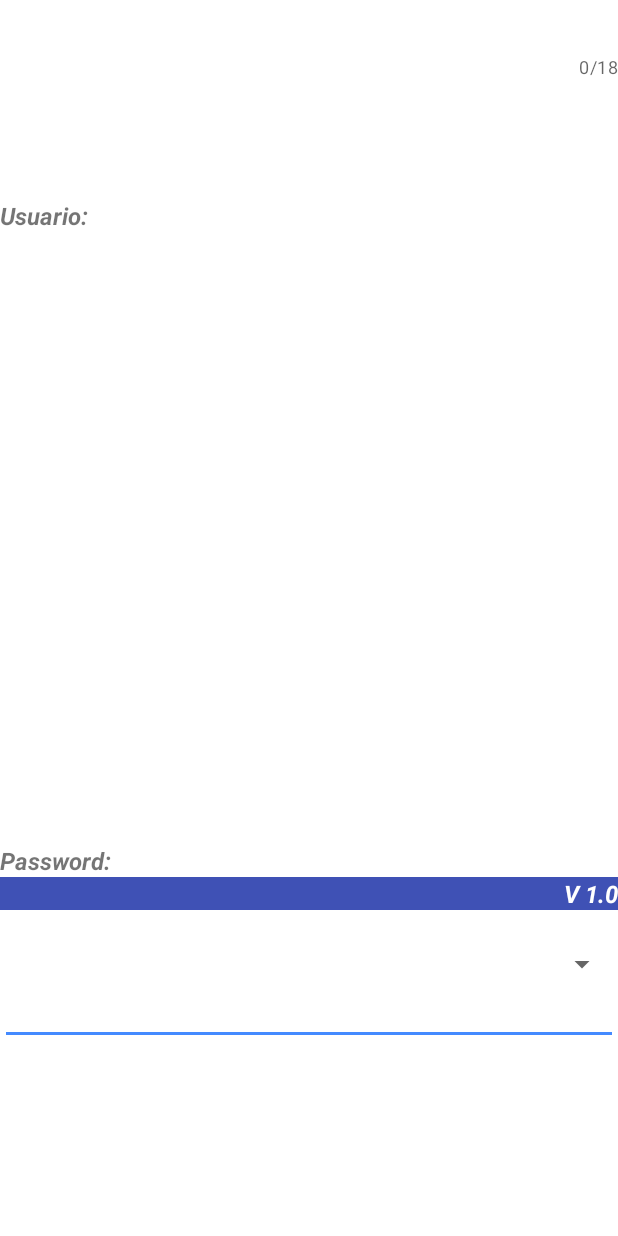
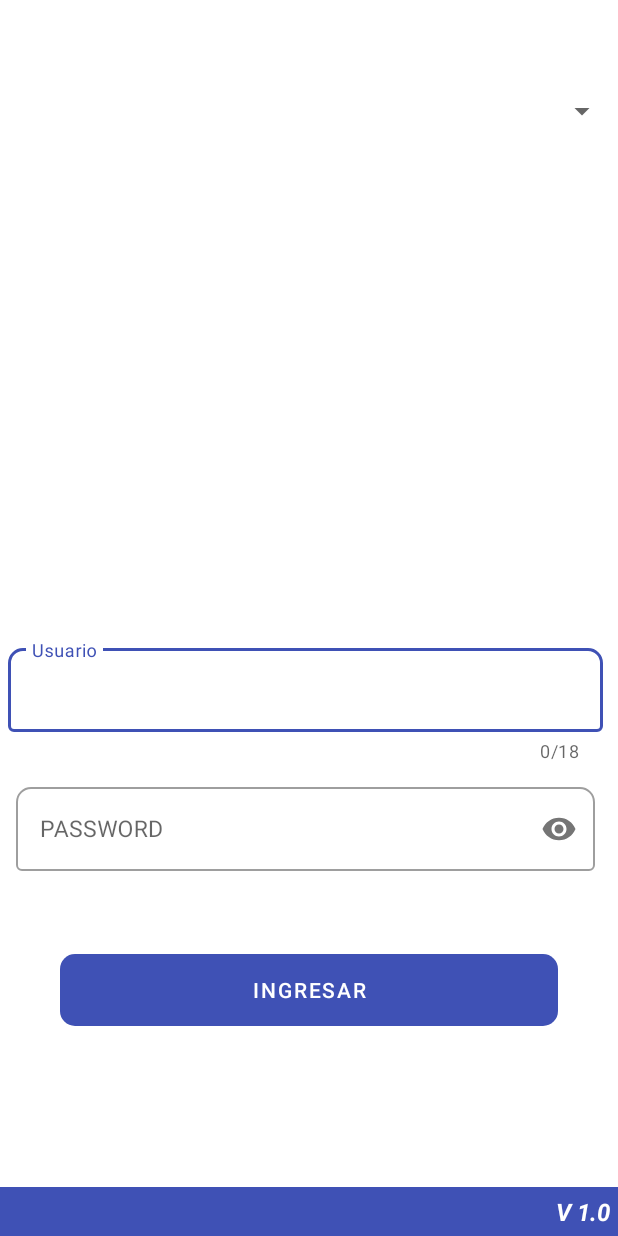
Before and after one commit to soasemapp/Repartidores, an Android app: the screen it shows after launch (MainActivity), on a phone screen of 412 x 824 dp. Run offline under Robolectric (Android 15) with nearby library versions, the phone set to English and light mode, and no system bars.

Commit message:
LoginEste si

```diff
--- a/app/build.gradle
+++ b/app/build.gradle
@@ -4,12 +4,12 @@ plugins {
 
 android {
     namespace 'com.kepler.respartidores01'
-    compileSdk 32
+    compileSdk 33
 
     defaultConfig {
         applicationId "com.kepler.respartidores01"
         minSdk 23
-        targetSdk 32
+        targetSdk 33
         versionCode 1
         versionName "1.0"
 
@@ -40,6 +40,5 @@ dependencies {
     implementation 'com.google.android.material:material:1.9.0-alpha02'
     implementation 'com.squareup.picasso:picasso:2.5.2'
     implementation 'pl.droidsonroids.gif:android-gif-drawable:1.2.19'
-    implementation 'com.github.d-max:spots-dialog:1.1@aar'
 
 }
--- a/app/src/main/res/layout/activity_main.xml
+++ b/app/src/main/res/layout/activity_main.xml
@@ -7,100 +7,62 @@
     android:fitsSystemWindows="true"
     tools:context="MainActivity">
 
+
+    <LinearLayout
+        android:layout_width="match_parent"
+        android:layout_height="match_parent"
+        android:orientation="vertical"
+        >
+
+
     <LinearLayout
         android:layout_width="match_parent"
         android:layout_height="wrap_content"
+        android:layout_marginTop="40dp"
         android:orientation="vertical"
         >
 
         <ImageView
             android:id="@+id/imageView"
+            android:layout_width="wrap_content"
+            android:layout_height="wrap_content"
+            android:layout_gravity="center"
+            android:layout_marginBottom="10dp"
+            android:contentDescription="@string/todo"
+            tools:ignore="ImageContrastCheck"
+            tools:srcCompat="@tools:sample/avatars" />
+
+        <Spinner
             android:layout_width="match_parent"
             android:layout_height="wrap_content"
-        android:layout_marginTop="36dp"
-        app:layout_constraintEnd_toEndOf="parent"
-        app:layout_constraintStart_toStartOf="parent"
-        app:layout_constraintTop_toTopOf="parent"
-        tools:srcCompat="@tools:sample/avatars" />
+            android:minHeight="48dp"
+            tools:ignore="SpeakableTextPresentCheck" />
+
+    </LinearLayout>
+
+
+
+        <LinearLayout
+            android:layout_width="match_parent"
+            android:layout_height="match_parent"
+            android:orientation="vertical"
+            android:layout_marginBottom="100dp"
+            android:gravity="bottom">
 
             <com.google.android.material.textfield.TextInputLayout
                 style="@style/Widget.MaterialComponents.TextInputLayout.OutlinedBox"
                 android:layout_width="match_parent"
                 android:layout_height="wrap_content"
-            android:hint="usuario"
+                android:layout_marginStart="5dp"
+                android:layout_marginTop="5dp"
+                android:layout_marginEnd="10dp"
                 android:maxLines="1"
+                android:hint="@string/usuario"
                 app:boxBackgroundMode="outline"
                 app:boxCornerRadiusTopEnd="10dp"
                 app:boxCornerRadiusTopStart="10dp"
                 app:counterEnabled="true"
-            app:counterMaxLength="18"
-            app:startIconTint="@null"
-            tools:layout_editor_absoluteX="16dp"
-            tools:layout_editor_absoluteY="645dp">
-
-        </com.google.android.material.textfield.TextInputLayout>
-
-        <TextView
-        android:id="@+id/textView"
-        android:layout_width="match_parent"
-        android:layout_height="wrap_content"
-        android:layout_marginTop="80dp"
-        android:text="Usuario:"
-        android:textSize="16sp"
-        android:textStyle="bold|italic"
-        app:layout_constraintEnd_toEndOf="parent"
-        app:layout_constraintHorizontal_bias="0.113"
-        app:layout_constraintStart_toStartOf="parent"
-        app:layout_constraintTop_toBottomOf="@+id/spinner" />
-
-
-
-
-        <com.google.android.material.textview.MaterialTextView
-        android:id="@+id/textView3"
-        android:layout_width="match_parent"
-        android:layout_height="wrap_content"
-        android:layout_marginTop="408dp"
-        android:text="Password:"
-        android:textSize="16sp"
-        android:textStyle="bold|italic"
-        app:layout_constraintEnd_toEndOf="parent"
-        app:layout_constraintHorizontal_bias="0.076"
-        app:layout_constraintStart_toStartOf="parent"
-        app:layout_constraintTop_toTopOf="parent" />
-
-    <!--<com.google.android.material.button.MaterialButton
-        android:id="@+id/button"
-        android:layout_width="match_parent"
-        android:layout_height="wrap_content"
-        android:text="Ingresar"
-        android:textStyle="bold|italic"
-
-        /> -->
-
-    <com.google.android.material.textview.MaterialTextView
-        android:id="@+id/textViewVersion"
-        android:layout_width="match_parent"
-        android:layout_height="wrap_content"
-        android:background="@color/PrimaryColor"
-        android:gravity="right"
-        android:text="V 1.0"
-        android:textColor="#FFFFFF"
-        android:textSize="16sp"
-        android:textStyle="bold|italic"
-        app:layout_constraintEnd_toEndOf="parent"
-        app:layout_constraintStart_toStartOf="parent"
-        tools:layout_editor_absoluteY="705dp" />
-
-    <Spinner
-        android:id="@+id/spinner"
-        android:layout_width="match_parent"
-        android:layout_height="wrap_content"
-        android:layout_marginTop="24dp"
-        app:layout_constraintEnd_toEndOf="parent"
-        app:layout_constraintHorizontal_bias="0.495"
-        app:layout_constraintStart_toStartOf="parent"
-        app:layout_constraintTop_toBottomOf="@+id/imageView" />
+                app:counterMaxLength="18">
 
                 <com.google.android.material.textfield.TextInputEditText
                     android:id="@+id/txtinUsu"
@@ -108,9 +70,76 @@
                     android:layout_height="wrap_content"
                     android:inputType="text"
                     android:maxLength="18"
+                    android:textColorHint="#757575"
                     android:textSize="15sp"
-        tools:layout_editor_absoluteX="6dp"
-        tools:layout_editor_absoluteY="479dp" />
+                    tools:ignore="TextContrastCheck" />
+            </com.google.android.material.textfield.TextInputLayout>
+
+
+            <com.google.android.material.textfield.TextInputLayout
+                style="@style/Widget.MaterialComponents.TextInputLayout.OutlinedBox"
+                android:layout_width="match_parent"
+                android:layout_height="wrap_content"
+                android:layout_marginStart="5dp"
+                android:layout_marginTop="5dp"
+                android:layout_marginEnd="10dp"
+                android:layout_marginBottom="10dp"
+                android:padding="5dp"
+                android:hint="@string/password"
+                android:maxLines="1"
+                app:boxBackgroundMode="outline"
+                app:boxCornerRadiusTopEnd="10dp"
+                app:boxCornerRadiusTopStart="10dp"
+                app:passwordToggleEnabled="true"
+                app:startIconTint="@null">
+
+                <com.google.android.material.textfield.TextInputEditText
+                    android:id="@+id/txtinCla"
+                    android:layout_width="match_parent"
+                    android:layout_height="wrap_content"
+                    android:imeOptions="actionDone"
+                    android:inputType="textPassword"
+                    android:textColorHint="#757575"
+                    android:textSize="15sp"
+                    tools:ignore="TextContrastCheck" />
+            </com.google.android.material.textfield.TextInputLayout>
+
+
+            <com.google.android.material.button.MaterialButton
+                android:id="@+id/btnbuscar"
+                android:layout_width="match_parent"
+                android:layout_height="wrap_content"
+                android:layout_gravity="center"
+                android:layout_margin="40dp"
+                android:background="@drawable/roundbutton"
+                android:text="@string/ingresar"
+                />
+        </LinearLayout>
+
+
+
+
+    </LinearLayout>
+    <LinearLayout
+        android:layout_width="match_parent"
+        android:layout_height="wrap_content"
+        android:layout_gravity="bottom"
+        android:background="@color/PrimaryColor"
+        android:orientation="vertical">
+
+        <com.google.android.material.textview.MaterialTextView
+            android:id="@+id/textViewVersion"
+            android:layout_width="wrap_content"
+            android:layout_height="wrap_content"
+            android:background="@color/PrimaryColor"
+            android:text="@string/v_1_0"
+            android:textColor="#FFFFFF"
+            android:textSize="16sp"
+            android:layout_margin="5dp"
+            android:textStyle="bold|italic"
+            android:layout_gravity="right"
+            tools:ignore="RtlHardcoded" />
+
 
     </LinearLayout>
 </androidx.coordinatorlayout.widget.CoordinatorLayout>
--- a/app/src/main/res/values/strings.xml
+++ b/app/src/main/res/values/strings.xml
@@ -1,3 +1,8 @@
 <resources>
     <string name="app_name">respartidores0.1</string>
+    <string name="todo">TODO</string>
+    <string name="usuario">Usuario</string>
+    <string name="password">PASSWORD</string>
+    <string name="ingresar">Ingresar</string>
+    <string name="v_1_0">V 1.0</string>
 </resources>
--- a/app/src/main/res/values/style.xml
+++ b/app/src/main/res/values/style.xml
@@ -24,6 +24,7 @@
         <item name="colorPrimaryDark">@color/DarkPrimaryColor</item>
         <item name="colorAccent">@color/AccentColor</item>
         <item name="startIconTintMode">@null</item>
+        <item name="android:textColor">@color/TextIcons</item>
         <item name="background">@drawable/roundbutton</item>
     </style>
 
```
Lines whose indentation alone changed are shown as unchanged.
